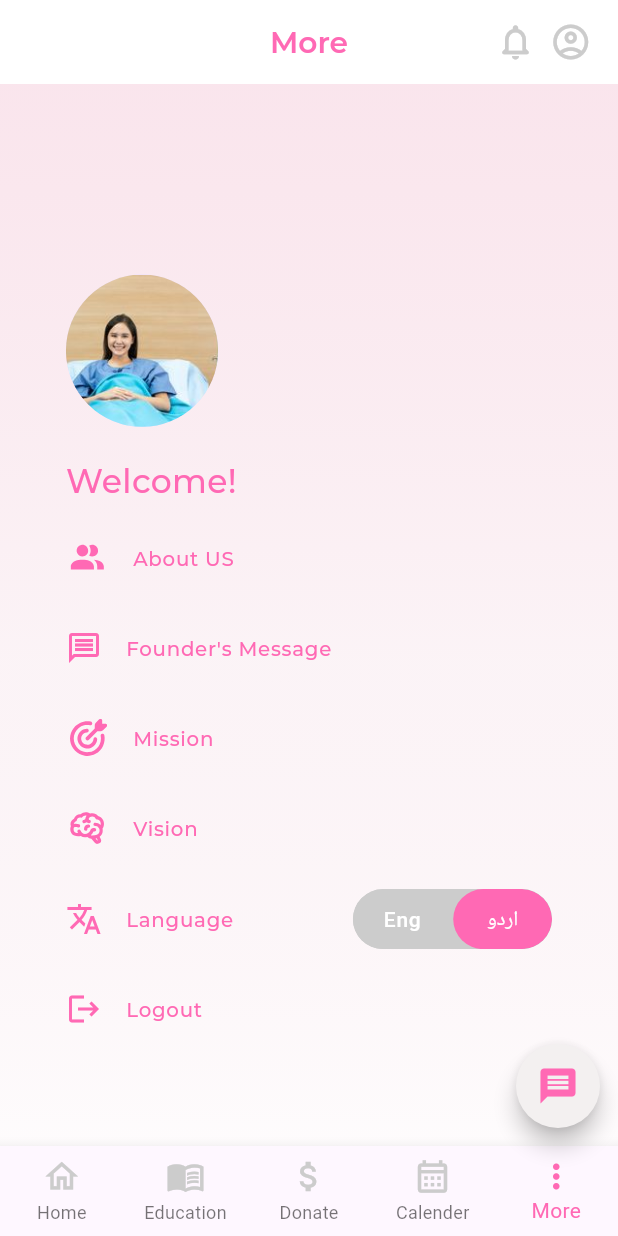
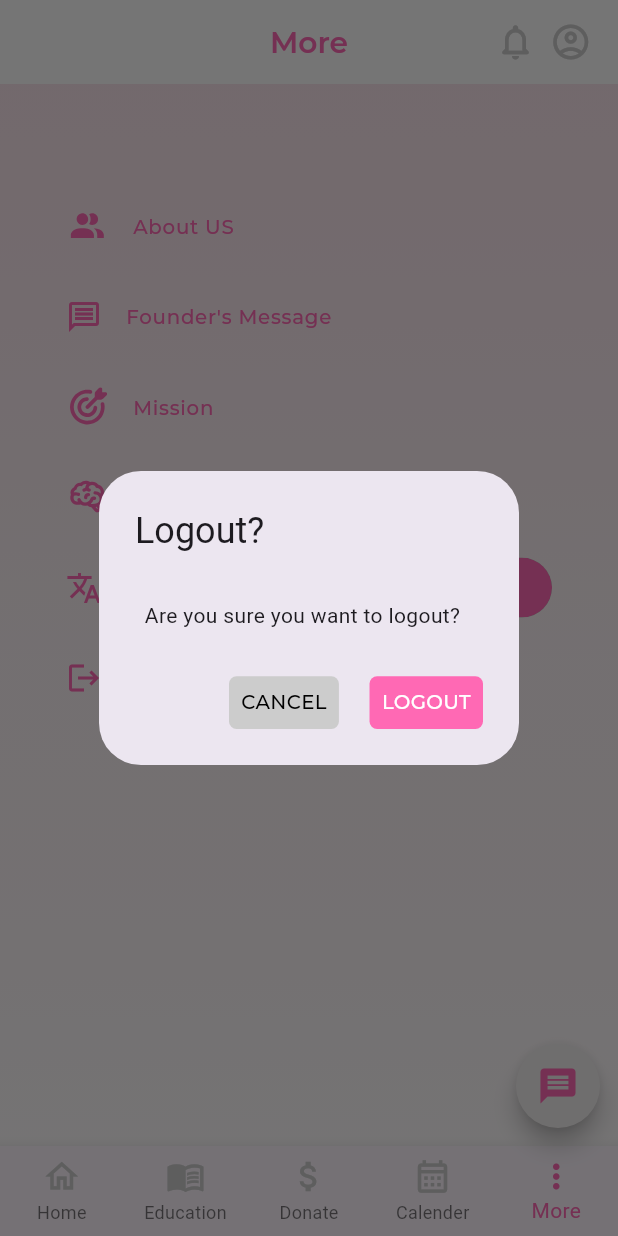
Before and after one commit to laibashaheeen/pink-ribbon-app, a Flutter app: the screen it shows after launch, item 5 of the bottom bar chosen, after a tap on "Logout", on a phone screen of 412 x 824 dp. Run offline on Flutter 3.47's test engine with Material 3 defaults, Android fonts, the phone set to English and light mode, and no system bars; drawn by our look-alikes of toggle_switch; our stand-ins replace cached_network_image, carousel_slider, dots_indicator, flutter_native_splash, flutter_screenutil, flutter_svg and 5 more; missing offline and left inert: flutter_faq; network calls fail; project files that could hold a hidden picture were left out.

Commit message:
logout done

```diff
--- a/lib/views/MoreView/more.dart
+++ b/lib/views/MoreView/more.dart
@@ -16,13 +16,11 @@ class MorePage extends StatelessWidget {
   Widget build(BuildContext context) {
     return Scaffold(
       appBar: AppBar(
-
         backgroundColor: AppColors.kWhite,
-
         centerTitle: true,
         title: Text("More",
-                style: AppTypography.kSemiBold18.copyWith(color: AppColors.kPrimary)
-                ),
+            style:
+                AppTypography.kSemiBold18.copyWith(color: AppColors.kPrimary)),
         actions: [
           InkWell(
             onTap: () {
@@ -57,7 +55,7 @@ class MorePage extends StatelessWidget {
         ],
       ),
       body: Container(
-        padding: EdgeInsets.symmetric(horizontal: 40.0.w),
+        padding: EdgeInsets.symmetric(horizontal: 40.0.w,vertical: 70.h),
         width: double.infinity,
         decoration: BoxDecoration(
           gradient: LinearGradient(
@@ -71,22 +69,9 @@ class MorePage extends StatelessWidget {
           ),
         ),
         child: Column(
-          crossAxisAlignment: CrossAxisAlignment.start,
-          mainAxisAlignment: MainAxisAlignment.center,
+
           children: [
-            CircleAvatar(
-              radius: 50.r,
-              backgroundImage: AssetImage(AppAssets.kSurvivor1),
-            ),
-            SizedBox(
-              height: 20.h,
-            ),
-            Text('Welcome!',
-                style:
-                    AppTypography.kLight20.copyWith(color: AppColors.kPrimary)),
-            SizedBox(
-              height: 12.h,
-            ),
+
             ListTile(
               onTap: () {
                 Navigator.push(
@@ -101,9 +86,9 @@ class MorePage extends StatelessWidget {
                     ));
               },
               contentPadding: EdgeInsets.zero,
+
               dense: true,
               minLeadingWidth: 1,
-
               leading: SvgPicture.asset(
                 AppAssets.kAboutUs,
                 height: 26.h,
@@ -115,6 +100,7 @@ class MorePage extends StatelessWidget {
                   style:
                       AppTypography.kLight12.copyWith(color: AppColors.kPrimary),
                 ),
+
             ),
             SizedBox(
               height: 12.h,
@@ -242,7 +228,53 @@ class MorePage extends StatelessWidget {
               height: 12.h,
             ),
             ListTile(
+              onTap: () {
+                showDialog(
+                  context: context,
+                  builder: (BuildContext context) {
+                    return AlertDialog(
+                      contentPadding: EdgeInsets.all(30.h),
+                      title: const Text('Logout?'),
+                      content: const Text('Are you sure you want to logout?'),
+                      actions: [
+                        InkWell(
+                          onTap: () {
+                            Navigator.pop(context); // Close the dialog
+                          },
+                          child: Container(
+                            padding: EdgeInsets.all(8.h),
+                            decoration: BoxDecoration(
+                              borderRadius: BorderRadius.circular(5.r),
+                              color: AppColors.kAppBarGrey,
+                            ),
+                            child: Text(
+                              'CANCEL',
+                              style: AppTypography.kLight12
+                                  .copyWith(color: AppColors.kBlack),
+                            ),
+                          ),
+                        ),
+                        SizedBox(width: 4.w,),
+                        InkWell(
                           onTap: () {},
+                          child: Container(
+                            padding: EdgeInsets.all(8.h),
+                            decoration: BoxDecoration(
+                              borderRadius: BorderRadius.circular(5.r),
+                              color: AppColors.kPrimary,
+                            ),
+                            child: Text(
+                              'LOGOUT',
+                              style: AppTypography.kLight12
+                                  .copyWith(color: AppColors.kWhite),
+                            ),
+                          ),
+                        ),
+                      ],
+                    );
+                  },
+                );
+              },
               contentPadding: EdgeInsets.zero,
               dense: true,
               minLeadingWidth: 1,
--- a/lib/views/donationPage/components/button.dart
+++ b/lib/views/donationPage/components/button.dart
@@ -2,7 +2,7 @@ import 'package:flutter/material.dart';
 import 'package:flutter_screenutil/flutter_screenutil.dart';
 import 'package:pink_ribbon/data/app_colors.dart';
 import 'package:pink_ribbon/data/typography.dart';
-import 'package:pink_ribbon/views/donationPage/components/button_model.dart';
+import 'package:pink_ribbon/model/button_model.dart';
 
 class ProcedurePrice extends StatelessWidget {
   // final String label;
--- a/lib/views/donationPage/donation_page.dart
+++ b/lib/views/donationPage/donation_page.dart
@@ -4,9 +4,9 @@ import 'package:flutter_screenutil/flutter_screenutil.dart';
 import 'package:pink_ribbon/data/app_assets.dart';
 import 'package:pink_ribbon/data/app_colors.dart';
 import 'package:pink_ribbon/data/typography.dart';
+import 'package:pink_ribbon/model/button_model.dart';
 import 'package:pink_ribbon/views/PaymentMethod/payment_method.dart';
 import 'package:pink_ribbon/views/donationPage/components/button.dart';
-import 'package:pink_ribbon/views/donationPage/components/button_model.dart';
 import 'package:pink_ribbon/views/profilePage/profile_view.dart';
 
 class DonationPage extends StatefulWidget {
@@ -104,7 +104,7 @@ class _DonationPageState extends State<DonationPage> {
                 textAlign: TextAlign.center,
                 text: TextSpan(
                   style: AppTypography.kLight14
-                      .copyWith(color: AppColors.kAppBarGrey, height: 1.5.h),
+                      .copyWith(color: AppColors.kGrey, height: 1.5.h),
 
                   children: <TextSpan>[
                     const TextSpan(text: 'Your ZAKAT Can Save Lives \n'),
```
Also changed, not shown: lib/model/button_model.dart (renamed from lib/views/donationPage/components/button_model.dart). Lines whose indentation alone changed are shown as unchanged.
